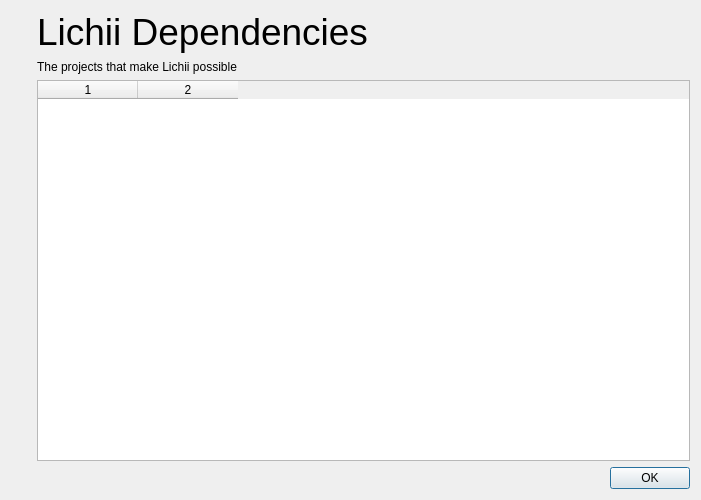
Qt form src/yuzu/deps_dialog.ui (TiktokTerra/TerraSwitch2) before a commit.
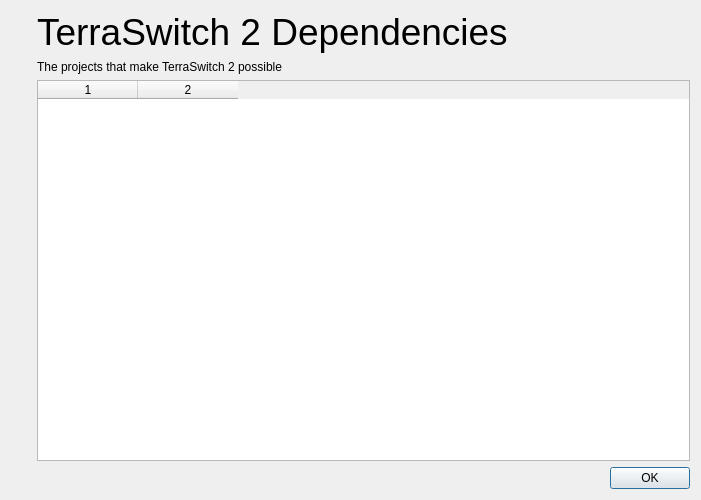
The same form after that commit. Icons and pictures are not drawn.

Commit message:
TerraSwitch 2 : renommage visible et theme violet Amethyst
- REPO_NAME TerraSwitch 2 + 6 comparaisons g_build_name mises a jour
- Titres de fenetres, dialogues, menus, about, updater, messages : TerraSwitch 2
- Exe renomme terraswitch2.exe (ExeName de l updater inclus)
- Palette Amethyst (fond #15101f, accent #b18cff) + style.qss reecrit en entier
- Ecran de chargement et widgets peints passe en violet
- Identifiants internes conserves (FritchiiUi::, objectName Fritchii*, frizti.ini,
  User-Agent, setApplicationName, chemins de donnees, format de log)

The edit to the form file:
```diff
--- a/src/yuzu/deps_dialog.ui
+++ b/src/yuzu/deps_dialog.ui
@@ -69,7 +69,7 @@
           </sizepolicy>
          </property>
          <property name="text">
-          <string>&lt;html&gt;&lt;head/&gt;&lt;body&gt;&lt;p&gt;&lt;span style=&quot; font-size:28pt;&quot;&gt;Lichii Dependencies&lt;/span&gt;&lt;/p&gt;&lt;/body&gt;&lt;/html&gt;</string>
+          <string>&lt;html&gt;&lt;head/&gt;&lt;body&gt;&lt;p&gt;&lt;span style=&quot; font-size:28pt;&quot;&gt;TerraSwitch 2 Dependencies&lt;/span&gt;&lt;/p&gt;&lt;/body&gt;&lt;/html&gt;</string>
          </property>
         </widget>
        </item>
@@ -82,7 +82,7 @@
           </sizepolicy>
          </property>
          <property name="text">
-        <string>&lt;html&gt;&lt;head/&gt;&lt;body&gt;&lt;p&gt;The projects that make Lichii possible&lt;/p&gt;&lt;/body&gt;&lt;/html&gt;</string>
+        <string>&lt;html&gt;&lt;head/&gt;&lt;body&gt;&lt;p&gt;The projects that make TerraSwitch 2 possible&lt;/p&gt;&lt;/body&gt;&lt;/html&gt;</string>
          </property>
         </widget>
        </item>
```
Left out of the diff: 2 changed lines with no effect on the pictures. The commit also changes 38 other files.
